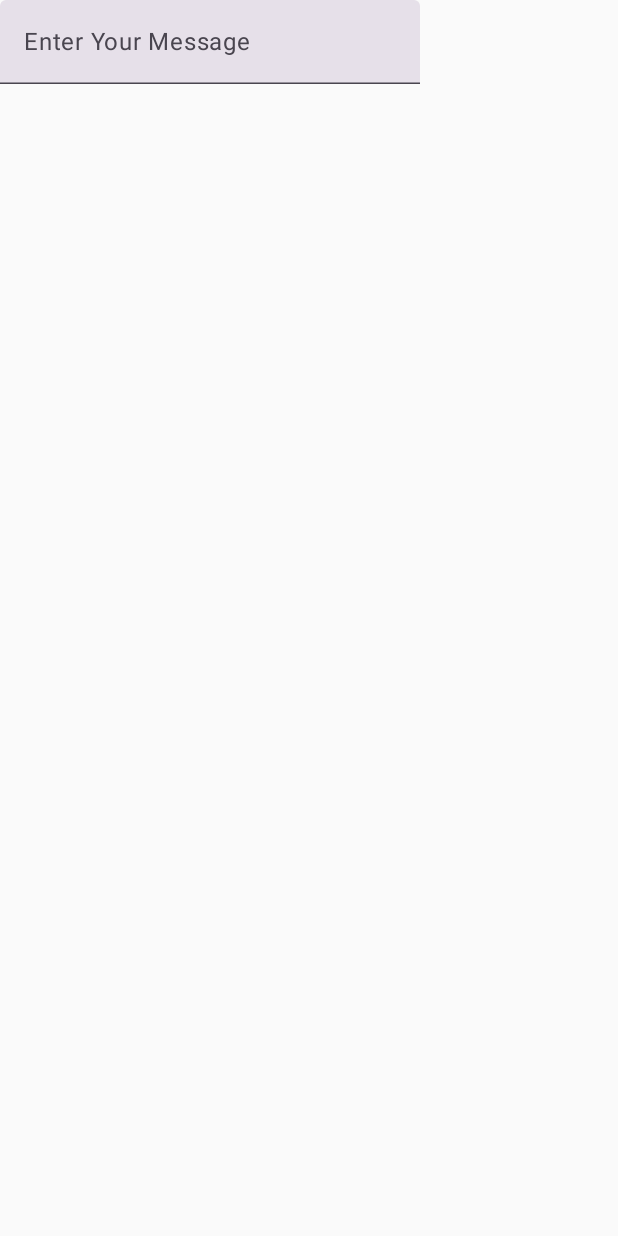
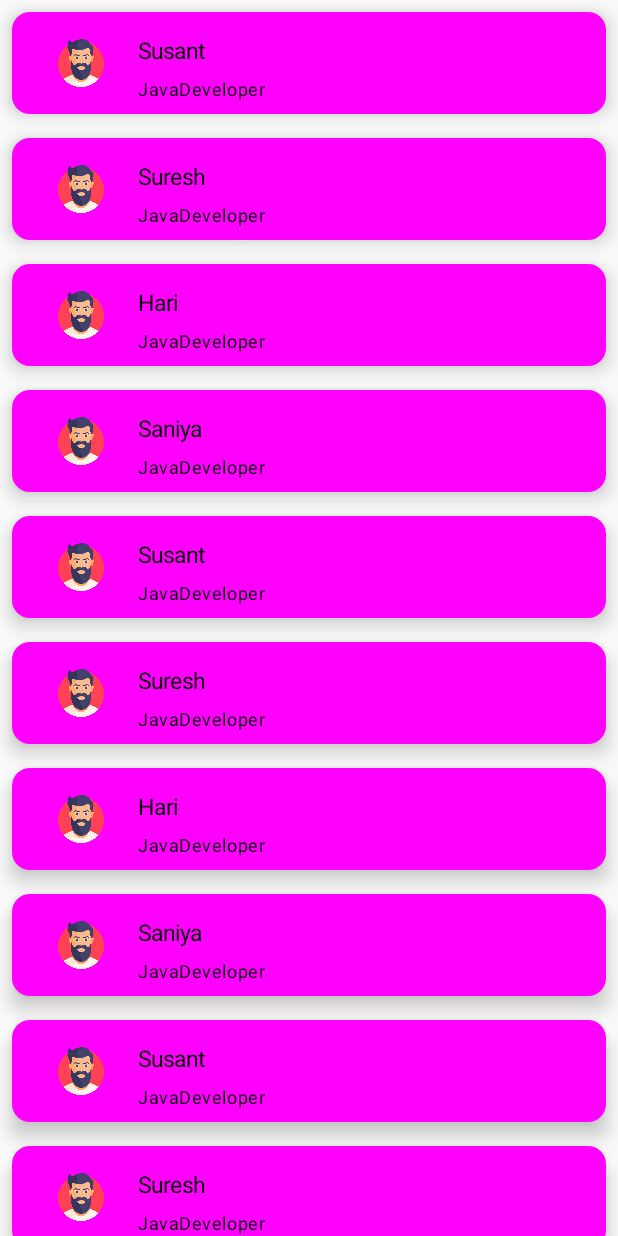
Before and after one commit to susantkumarbhuyan/Compose_Test_App, an Android app built with Jetpack Compose: the screen it shows after launch (MainActivity), on a phone screen of 412 x 824 dp. Run offline under Robolectric (Android 15) with nearby library versions, the phone set to English and light mode, and no system bars.

Commit message:
Modifier and Lazy Colum Example (recycleViewer)

```diff
--- a/app/src/main/java/com/zerocoder/MainActivity.kt
+++ b/app/src/main/java/com/zerocoder/MainActivity.kt
@@ -1,21 +1,27 @@
 package com.zerocoder
 
-import android.content.Context
 import android.os.Bundle
-import android.widget.Toast
 import androidx.activity.ComponentActivity
 import androidx.activity.compose.setContent
-
-import androidx.compose.material3.ExperimentalMaterial3Api
-
+import androidx.compose.foundation.Image
+import androidx.compose.foundation.layout.Column
+import androidx.compose.foundation.layout.Row
+import androidx.compose.foundation.layout.padding
+import androidx.compose.foundation.layout.size
+import androidx.compose.foundation.lazy.LazyColumn
+import androidx.compose.foundation.lazy.items
+import androidx.compose.material3.Card
+import androidx.compose.material3.CardDefaults
+import androidx.compose.material3.MaterialTheme
 import androidx.compose.material3.Text
-import androidx.compose.material3.TextField
 import androidx.compose.runtime.Composable
-import androidx.compose.runtime.mutableStateOf
-import androidx.compose.runtime.remember
-
+import androidx.compose.ui.Alignment
+import androidx.compose.ui.Modifier
+import androidx.compose.ui.graphics.Color
+import androidx.compose.ui.res.painterResource
 import androidx.compose.ui.tooling.preview.Preview
-import com.zerocoder.ui.theme.Compose_Test_AppTheme
+import androidx.compose.ui.unit.dp
+import androidx.compose.ui.unit.sp
 
 class MainActivity : ComponentActivity() {
 
@@ -23,40 +29,87 @@ class MainActivity : ComponentActivity() {
         super.onCreate(savedInstanceState)
 
         setContent {
-            Greeting("Susant")
+            GreetingPreview();
         }
     }
 }
 
-@OptIn(ExperimentalMaterial3Api::class)
+
 @Composable
-fun Greeting(name: String) {
-//    Text(
-//        text = "Hello $name!",
-//        textAlign = TextAlign.Center,
-//        color = Color.Blue,
-//        fontSize = 25.sp,
-//        fontStyle = FontStyle.Italic
-//    )
-//    Image(painter = painterResource(id = R.drawable.ic_launcher_background), contentDescription = "Call"
-//    )
-//    Button(onClick = { /*TODO*/ }, colors = ButtonDefaults.buttonColors(
-//        containerColor= Color.Blue, contentColor = Color.Cyan
-//    )) {
-//        Text(text = "Submit")
+fun ContactComponent(image: Int, name: String, occupation: String) {
+    Card(
+        elevation = CardDefaults.cardElevation(defaultElevation = 8.dp),
+        colors = CardDefaults.cardColors(Color.Magenta),
+        modifier = Modifier
+            .padding(8.dp)
+    ) {
+        Row(
+            verticalAlignment = Alignment.CenterVertically,
+            modifier = Modifier
+                .padding(8.dp)
+        ) {
+            Image(
+                painter = painterResource(id = image),
+                contentDescription = "images",
+                modifier = Modifier
+                    .size(48.dp)
+                    .padding(8.dp)
+                    .weight(.2f)
+            )
+            ItemDescription(name, occupation, Modifier.weight(.8f))
+        }
+    }
+}
+
+@Composable
+private fun ItemDescription(name: String, occupation: String, modifier: Modifier) {
+    Column(modifier = modifier) {
+        Text(
+            text = name,
+            fontSize = 15.sp,
+            style = MaterialTheme.typography.headlineMedium
+        )
+        Text(
+            text = occupation,
+            fontSize = 12.sp,
+            style = MaterialTheme.typography.bodySmall
+        )
+    }
+}
+
+@Preview(heightDp = 500)
+@Composable
+fun GreetingPreview() {
+    //For RecyclerView
+    LazyColumn(content = {
+        items(getCatList()) { item ->
+            ContactComponent(item.img, item.name, item.ocp)
+        }
+    })
+    //BElow Code for Noramal Colum
+//    Column(modifier = Modifier.verticalScroll(rememberScrollState())) {
+//        getCatList().map { item ->
+//            ContactComponent(item.img, item.name, item.ocp)
+//        }
 //    }
-    val state = remember { mutableStateOf("") }
-    TextField(
-        value = state.value,
-        onValueChange = { state.value = it },
-        label = { Text("Enter Your Message") })
 
 }
 
-@Preview(showBackground = true, showSystemUi = true)
-@Composable
-fun GreetingPreview() {
-    Compose_Test_AppTheme {
-        Greeting("Android")
-    }
+data class Category(val img: Int, val name: String, val ocp: String)
+
+fun getCatList(): List<Category> {
+    val list = mutableListOf<Category>()
+    list.add(Category(R.drawable.man, "Susant", "JavaDeveloper"))
+    list.add(Category(R.drawable.man, "Suresh", "JavaDeveloper"))
+    list.add(Category(R.drawable.man, "Hari", "JavaDeveloper"))
+    list.add(Category(R.drawable.man, "Saniya", "JavaDeveloper"))
+    list.add(Category(R.drawable.man, "Susant", "JavaDeveloper"))
+    list.add(Category(R.drawable.man, "Suresh", "JavaDeveloper"))
+    list.add(Category(R.drawable.man, "Hari", "JavaDeveloper"))
+    list.add(Category(R.drawable.man, "Saniya", "JavaDeveloper"))
+    list.add(Category(R.drawable.man, "Susant", "JavaDeveloper"))
+    list.add(Category(R.drawable.man, "Suresh", "JavaDeveloper"))
+    list.add(Category(R.drawable.man, "Hari", "JavaDeveloper"))
+    list.add(Category(R.drawable.man, "Saniya", "JavaDeveloper"))
+    return list
 }
--- /dev/null
+++ b/app/src/main/res/drawable/profile.xml
@@ -0,0 +1,4 @@
+<?xml version="1.0" encoding="utf-8"?>
+<selector xmlns:android="http://schemas.android.com/apk/res/android">
+
+</selector>
```
Also changed, not shown: app/src/main/res/drawable-hdpi/a.png (added), app/src/main/res/drawable-mdpi/a.png (added), app/src/main/res/drawable-xhdpi/a.png (added), app/src/main/res/drawable-xxhdpi/a.png (added), app/src/main/res/drawable-xxxhdpi/a.png (added), app/src/main/res/drawable/man.png (added).
